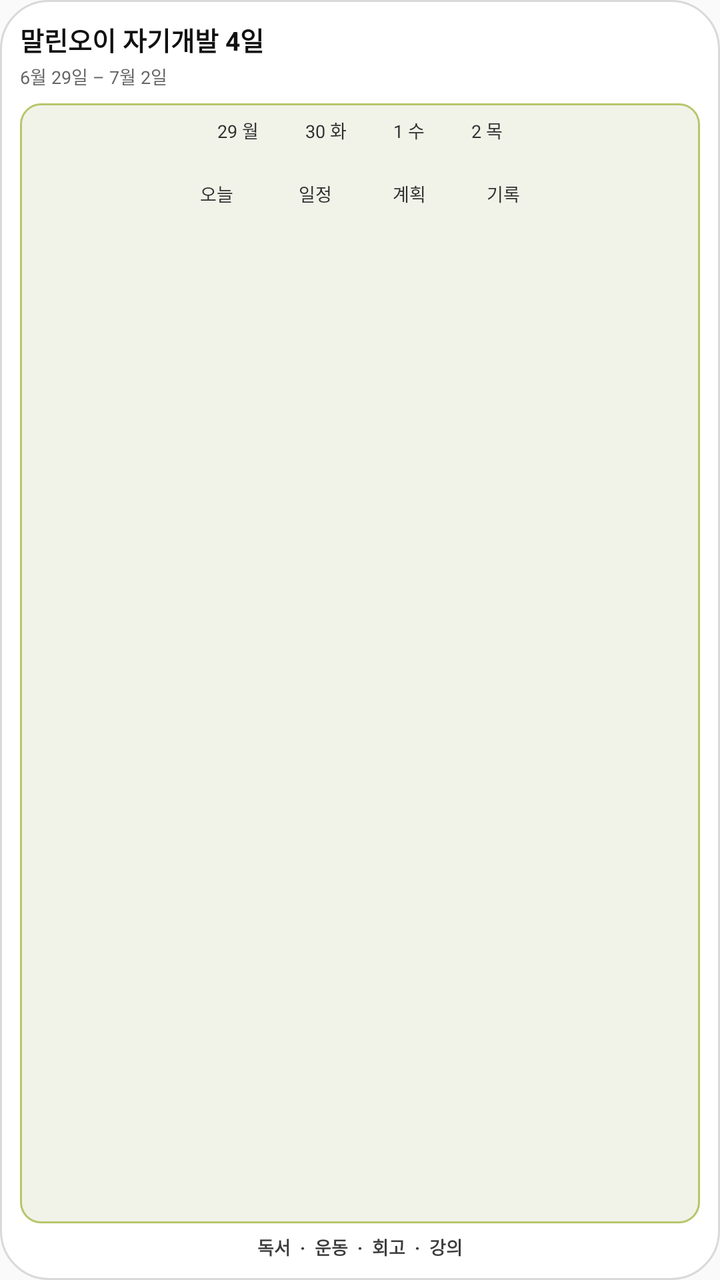
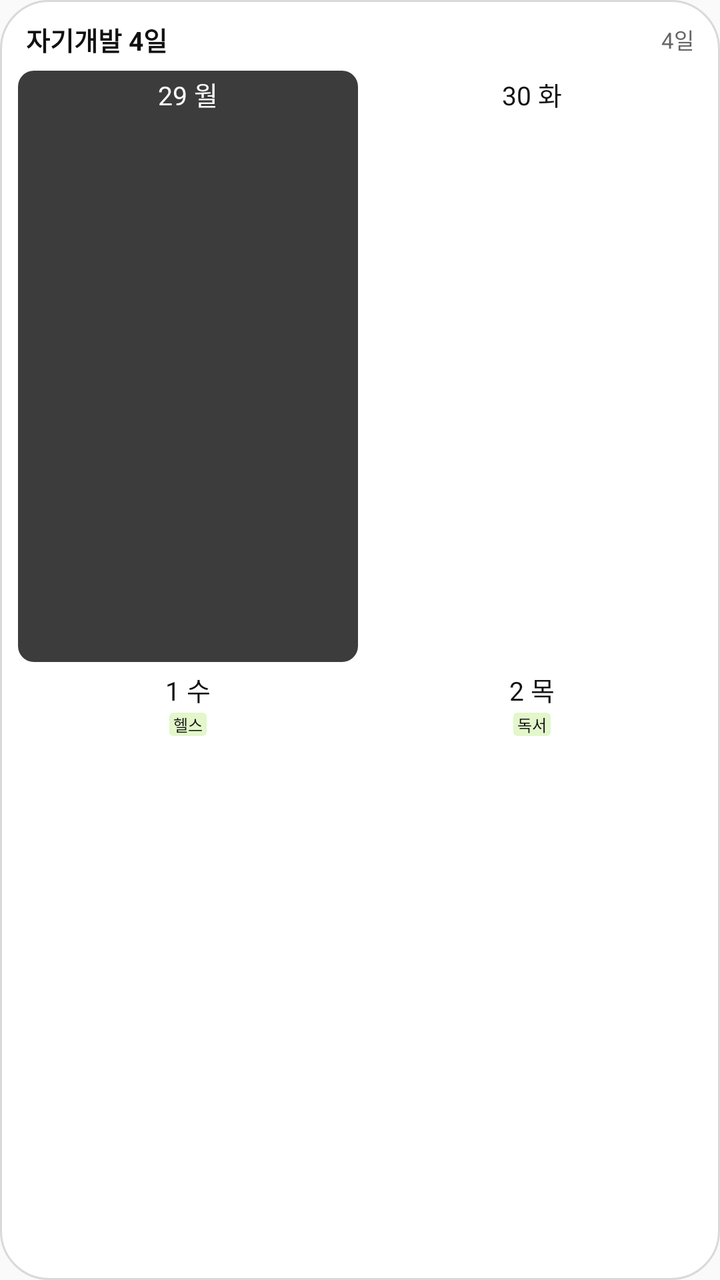

An Android layout rendered at two revisions. The XML below is the earlier revision; the diff shows what the commit changed to produce the second picture.
<!-- AndroidManifest.xml: application theme AppTheme -->
<!-- res/layout/widget_preview_study_four_days.xml -->
<?xml version="1.0" encoding="utf-8"?>
<LinearLayout xmlns:android="http://schemas.android.com/apk/res/android"
    android:layout_width="match_parent"
    android:layout_height="match_parent"
    android:background="@drawable/widget_background"
    android:orientation="vertical"
    android:padding="10dp">

    <TextView
        style="@style/MallinoiWidgetPreviewTitle"
        android:text="말린오이 자기개발 4일" />

    <TextView
        style="@style/MallinoiWidgetPreviewSubtitle"
        android:text="6월 29일 – 7월 2일" />

    <TextView
        style="@style/MallinoiWidgetPreviewBody"
        android:background="@drawable/widget_preview_grid_study"
        android:text="29 월          30 화          1 수          2 목\n\n오늘              일정             계획             기록" />

    <TextView
        style="@style/MallinoiWidgetPreviewSample"
        android:text="독서  ·  운동  ·  회고  ·  강의"
        android:textColor="#3C3C3C" />
</LinearLayout>
<!-- resources referenced by this layout -->
<resources>
  <!-- drawable widget_preview_grid_study (drawable) -->
  <?xml version="1.0" encoding="utf-8"?>
  <shape xmlns:android="http://schemas.android.com/apk/res/android">
      <solid android:color="#F1F3E8" />
      <stroke android:width="1dp" android:color="#B6C66A" />
      <corners android:radius="10dp" />
  </shape>
  <style name="MallinoiWidgetPreviewBody">
          <item name="android:layout_width">match_parent</item>
          <item name="android:layout_height">0dp</item>
          <item name="android:layout_marginTop">7dp</item>
          <item name="android:layout_weight">1</item>
          <item name="android:gravity">top|center_horizontal</item>
          <item name="android:includeFontPadding">true</item>
          <item name="android:lineSpacingExtra">4dp</item>
          <item name="android:padding">7dp</item>
          <item name="android:textColor">#303030</item>
          <item name="android:textSize">9sp</item>
      </style>
  <style name="MallinoiWidgetPreviewSample">
          <item name="android:layout_width">match_parent</item>
          <item name="android:layout_height">wrap_content</item>
          <item name="android:layout_marginTop">5dp</item>
          <item name="android:ellipsize">end</item>
          <item name="android:gravity">center</item>
          <item name="android:singleLine">true</item>
          <item name="android:textSize">9sp</item>
          <item name="android:textStyle">bold</item>
      </style>
  <style name="MallinoiWidgetPreviewSubtitle">
          <item name="android:layout_width">match_parent</item>
          <item name="android:layout_height">wrap_content</item>
          <item name="android:layout_marginTop">2dp</item>
          <item name="android:textColor">#666666</item>
          <item name="android:textSize">9sp</item>
      </style>
  <style name="MallinoiWidgetPreviewTitle">
          <item name="android:layout_width">match_parent</item>
          <item name="android:layout_height">wrap_content</item>
          <item name="android:ellipsize">end</item>
          <item name="android:singleLine">true</item>
          <item name="android:textColor">#111111</item>
          <item name="android:textSize">13sp</item>
          <item name="android:textStyle">bold</item>
      </style>
  <style name="AppTheme" parent="Theme.AppCompat.Light.DarkActionBar">
          
          <item name="colorPrimary">@color/colorPrimary</item>
          <item name="colorPrimaryDark">@color/colorPrimaryDark</item>
          <item name="colorAccent">@color/colorAccent</item>
      </style>
  <color tools:ignore="UnusedResources" name="colorPrimary">#3F51B5</color>
  <color tools:ignore="UnusedResources" name="colorPrimaryDark">#303F9F</color>
  <color tools:ignore="UnusedResources" name="colorAccent">#FF4081</color>
  <!-- unchanged entries left out for length: 1 -->
</resources>

<!-- the commit's change to res/layout/widget_preview_study_four_days.xml (unified diff, before → after) -->
@@ -4,23 +4,85 @@
     android:layout_height="match_parent"
     android:background="@drawable/widget_background"
     android:orientation="vertical"
-    android:padding="10dp">
+    android:paddingLeft="8dp"
+    android:paddingTop="10dp"
+    android:paddingRight="8dp"
+    android:paddingBottom="10dp">
 
-    <TextView
-        style="@style/MallinoiWidgetPreviewTitle"
-        android:text="말린오이 자기개발 4일" />
+    <LinearLayout
+        android:layout_width="match_parent"
+        android:layout_height="wrap_content"
+        android:gravity="center_vertical"
+        android:orientation="horizontal"
+        android:paddingLeft="5dp"
+        android:paddingRight="5dp">
 
-    <TextView
-        style="@style/MallinoiWidgetPreviewSubtitle"
-        android:text="6월 29일 – 7월 2일" />
+        <TextView
+            style="@style/MallinoiWidgetPreviewTitle"
+            android:text="자기개발 4일" />
 
-    <TextView
-        style="@style/MallinoiWidgetPreviewBody"
-        android:background="@drawable/widget_preview_grid_study"
-        android:text="29 월          30 화          1 수          2 목\n\n오늘              일정             계획             기록" />
+        <TextView
+            style="@style/MallinoiWidgetPreviewSubtitle"
+            android:text="4일" />
+    </LinearLayout>
 
-    <TextView
-        style="@style/MallinoiWidgetPreviewSample"
-        android:text="독서  ·  운동  ·  회고  ·  강의"
-        android:textColor="#3C3C3C" />
+    <LinearLayout
+        android:layout_width="match_parent"
+        android:layout_height="0dp"
+        android:layout_marginTop="5dp"
+        android:layout_weight="1"
+        android:orientation="vertical">
+
+    <LinearLayout
+        style="@style/MallinoiWidgetPreviewRow">
+
+        <LinearLayout
+            style="@style/MallinoiWidgetPreviewDay"
+            android:background="@drawable/widget_today_study_background">
+
+            <TextView
+                style="@style/MallinoiWidgetPreviewDateFourDay"
+                android:text="29 월"
+                android:textColor="#FFFFFF" />
+        </LinearLayout>
+
+        <LinearLayout
+            style="@style/MallinoiWidgetPreviewDay">
+
+            <TextView
+                style="@style/MallinoiWidgetPreviewDateFourDay"
+                android:text="30 화" />
+        </LinearLayout>
+    </LinearLayout>
+
+    <LinearLayout
+        style="@style/MallinoiWidgetPreviewRow">
+
+        <LinearLayout
+            style="@style/MallinoiWidgetPreviewDay">
+
+            <TextView
+                style="@style/MallinoiWidgetPreviewDateFourDay"
+                android:text="1 수" />
+
+            <TextView
+                style="@style/MallinoiWidgetPreviewChip"
+                android:background="@drawable/widget_preview_chip_study"
+                android:text="헬스" />
+        </LinearLayout>
+
+        <LinearLayout
+            style="@style/MallinoiWidgetPreviewDay">
+
+            <TextView
+                style="@style/MallinoiWidgetPreviewDateFourDay"
+                android:text="2 목" />
+
+            <TextView
+                style="@style/MallinoiWidgetPreviewChip"
+                android:background="@drawable/widget_preview_chip_study"
+                android:text="독서" />
+        </LinearLayout>
+    </LinearLayout>
+    </LinearLayout>
 </LinearLayout>
<!-- resource entries referenced after the edit -->
@@ -1,44 +1,64 @@
 <!-- resources referenced by this layout -->
 <resources>
-  <!-- drawable widget_preview_grid_study (drawable) -->
+  <!-- drawable widget_preview_chip_study (drawable) -->
   <?xml version="1.0" encoding="utf-8"?>
   <shape xmlns:android="http://schemas.android.com/apk/res/android">
-      <solid android:color="#F1F3E8" />
-      <stroke android:width="1dp" android:color="#B6C66A" />
-      <corners android:radius="10dp" />
+      <solid android:color="#E3F7CB" />
+      <corners android:radius="2dp" />
   </shape>
-  <style name="MallinoiWidgetPreviewBody">
+  <!-- drawable widget_today_study_background (drawable) -->
+  <?xml version="1.0" encoding="utf-8"?>
+  <shape xmlns:android="http://schemas.android.com/apk/res/android">
+      <solid android:color="#3c3c3c" />
+      <corners android:radius="8dp" />
+  </shape>
+  <style name="MallinoiWidgetPreviewChip">
+          <item name="android:layout_width">wrap_content</item>
+          <item name="android:layout_height">wrap_content</item>
+          <item name="android:layout_marginTop">2dp</item>
+          <item name="android:ellipsize">end</item>
+          <item name="android:gravity">center</item>
+          <item name="android:maxLines">1</item>
+          <item name="android:paddingLeft">2dp</item>
+          <item name="android:paddingRight">2dp</item>
+          <item name="android:singleLine">true</item>
+          <item name="android:textColor">#111111</item>
+          <item name="android:textSize">8sp</item>
+      </style>
+  <style name="MallinoiWidgetPreviewDateFourDay">
+          <item name="android:layout_width">match_parent</item>
+          <item name="android:layout_height">wrap_content</item>
+          <item name="android:gravity">center</item>
+          <item name="android:includeFontPadding">true</item>
+          <item name="android:textColor">#111111</item>
+          <item name="android:textSize">13sp</item>
+      </style>
+  <style name="MallinoiWidgetPreviewDay">
+          <item name="android:layout_width">0dp</item>
+          <item name="android:layout_height">match_parent</item>
+          <item name="android:layout_margin">1dp</item>
+          <item name="android:layout_weight">1</item>
+          <item name="android:background">@drawable/widget_day_background</item>
+          <item name="android:gravity">top|center_horizontal</item>
+          <item name="android:orientation">vertical</item>
+          <item name="android:padding">2dp</item>
+      </style>
+  <style name="MallinoiWidgetPreviewRow">
           <item name="android:layout_width">match_parent</item>
           <item name="android:layout_height">0dp</item>
-          <item name="android:layout_marginTop">7dp</item>
           <item name="android:layout_weight">1</item>
-          <item name="android:gravity">top|center_horizontal</item>
-          <item name="android:includeFontPadding">true</item>
-          <item name="android:lineSpacingExtra">4dp</item>
-          <item name="android:padding">7dp</item>
-          <item name="android:textColor">#303030</item>
-          <item name="android:textSize">9sp</item>
-      </style>
-  <style name="MallinoiWidgetPreviewSample">
-          <item name="android:layout_width">match_parent</item>
-          <item name="android:layout_height">wrap_content</item>
-          <item name="android:layout_marginTop">5dp</item>
-          <item name="android:ellipsize">end</item>
-          <item name="android:gravity">center</item>
-          <item name="android:singleLine">true</item>
-          <item name="android:textSize">9sp</item>
-          <item name="android:textStyle">bold</item>
+          <item name="android:orientation">horizontal</item>
       </style>
   <style name="MallinoiWidgetPreviewSubtitle">
-          <item name="android:layout_width">match_parent</item>
+          <item name="android:layout_width">wrap_content</item>
           <item name="android:layout_height">wrap_content</item>
-          <item name="android:layout_marginTop">2dp</item>
           <item name="android:textColor">#666666</item>
-          <item name="android:textSize">9sp</item>
+          <item name="android:textSize">11sp</item>
       </style>
   <style name="MallinoiWidgetPreviewTitle">
-          <item name="android:layout_width">match_parent</item>
+          <item name="android:layout_width">0dp</item>
           <item name="android:layout_height">wrap_content</item>
+          <item name="android:layout_weight">1</item>
           <item name="android:ellipsize">end</item>
           <item name="android:singleLine">true</item>
           <item name="android:textColor">#111111</item>
@@ -51,6 +71,12 @@
           <item name="colorPrimaryDark">@color/colorPrimaryDark</item>
           <item name="colorAccent">@color/colorAccent</item>
       </style>
+  <!-- drawable widget_day_background (drawable) -->
+  <?xml version="1.0" encoding="utf-8"?>
+  <shape xmlns:android="http://schemas.android.com/apk/res/android">
+      <solid android:color="#ffffff" />
+      <corners android:radius="8dp" />
+  </shape>
   <color tools:ignore="UnusedResources" name="colorPrimary">#3F51B5</color>
   <color tools:ignore="UnusedResources" name="colorPrimaryDark">#303F9F</color>
   <color tools:ignore="UnusedResources" name="colorAccent">#FF4081</color>
